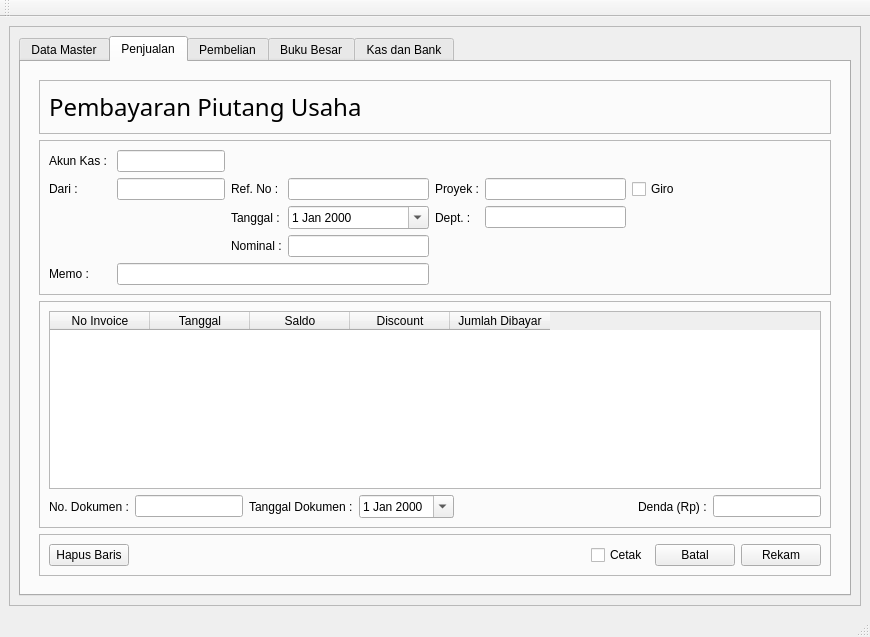
This is GUI.ui in fnugrahendi/petuk.corp as Qt 5 draws it before an edit. The edited form follows.
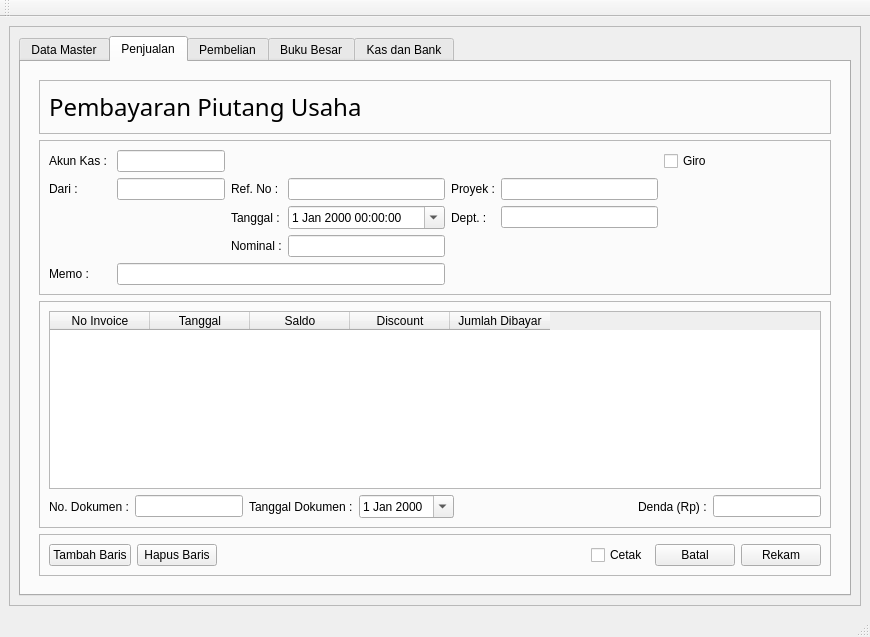
This is the edited form. The open tabs and pages were chosen to show the change. Icons and pictures are not drawn.

Commit message: edit sitik pembayaran piutang gui

What changed in the file:
```diff
--- a/GUI.ui
+++ b/GUI.ui
@@ -6561,13 +6561,6 @@
                     </property>
                    </widget>
                   </item>
-                  <item row="2" column="7">
-                   <widget class="QCheckBox" name="chk_Penjualan_PembayaranPiutang_Baru_Giro">
-                    <property name="text">
-                     <string>Giro</string>
-                    </property>
-                   </widget>
-                  </item>
                   <item row="0" column="0">
                    <widget class="QLabel" name="lb_Penjualan_PembayaranPiutang_Baru_Akun">
                     <property name="text">
@@ -6579,7 +6572,11 @@
                    <widget class="QLineEdit" name="le_Penjualan_PembayaranPiutang_Baru_Dept"/>
                   </item>
                   <item row="4" column="3">
-                   <widget class="QLineEdit" name="le_Penjualan_PembayaranPiutang_Baru_Nominal"/>
+                   <widget class="QLineEdit" name="le_Penjualan_PembayaranPiutang_Baru_Nominal">
+                    <property name="readOnly">
+                     <bool>true</bool>
+                    </property>
+                   </widget>
                   </item>
                   <item row="5" column="1" colspan="3">
                    <widget class="QLineEdit" name="le_Penjualan_PembayaranPiutang_Baru_Memo"/>
@@ -6628,7 +6625,14 @@
                     </property>
                    </widget>
                   </item>
-                  <item row="2" column="8">
+                  <item row="0" column="6">
+                   <widget class="QCheckBox" name="chk_Penjualan_PembayaranPiutang_Baru_Giro">
+                    <property name="text">
+                     <string>Giro</string>
+                    </property>
+                   </widget>
+                  </item>
+                  <item row="2" column="6">
                    <spacer name="hs_Penjualan_PembayaranPiutang_Baru_input">
                     <property name="orientation">
                      <enum>Qt::Horizontal</enum>
@@ -6642,7 +6646,7 @@
                    </spacer>
                   </item>
                   <item row="3" column="3">
-                   <widget class="QDateEdit" name="de_Penjualan_PembayaranPiutang_Baru_Tanggal">
+                   <widget class="QDateTimeEdit" name="dte_Penjualan_PembayaranPiutang_Baru_Tanggal">
                     <property name="calendarPopup">
                      <bool>true</bool>
                     </property>
@@ -6798,6 +6802,13 @@
                   <enum>QFrame::Raised</enum>
                  </property>
                  <layout class="QHBoxLayout" name="hl_Penjualan_PembayaranPiutang_Baru_tombol">
+                  <item>
+                   <widget class="QPushButton" name="tb_Penjualan_PembayaranPiutang_Baru_Tambah">
+                    <property name="text">
+                     <string>Tambah Baris</string>
+                    </property>
+                   </widget>
+                  </item>
                   <item>
                    <widget class="QPushButton" name="tb_Penjualan_PembayaranPiutang_Baru_Hapus">
                     <property name="text">
```
Left out of the diff: 8 changed lines with no effect on the pictures. The commit also changes 1 other file.
